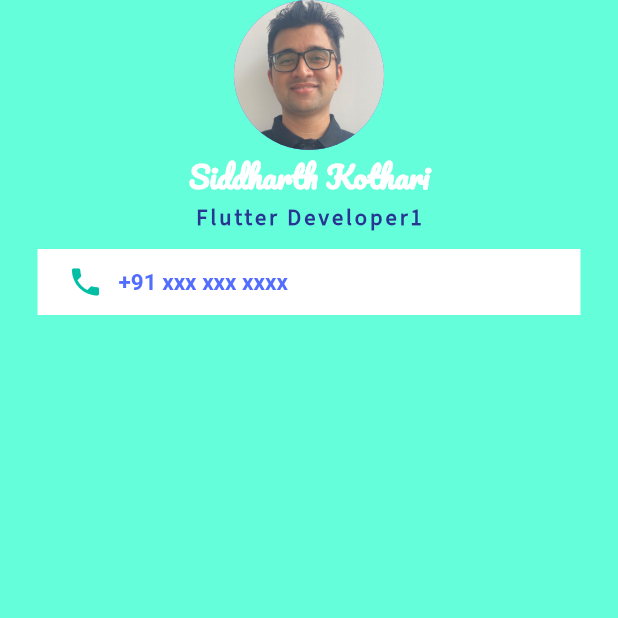
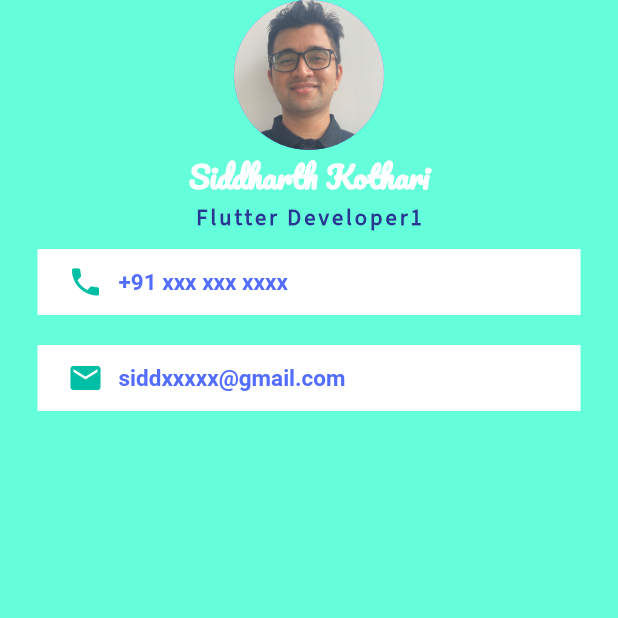
Before and after one commit to siddharth-kothari-spk/Flutter, a Flutter app: the screen it shows after launch, on a phone screen of 412 x 824 dp, the top half of it. Run offline on Flutter 3.47's test engine with Material 2 defaults, Android fonts, the phone set to English and light mode, and no system bars.

Commit message:
adding email field

```diff
--- a/mi_card_flutter-master/lib/main.dart
+++ b/mi_card_flutter-master/lib/main.dart
@@ -59,6 +59,29 @@ class MyApp extends StatelessWidget {
                   )
                 ],
               ),
+            ),
+            Container(
+              color: Colors.white,
+              margin: EdgeInsets.symmetric(vertical: 10, horizontal: 25),
+              padding: EdgeInsets.fromLTRB(20, 10, 20, 10),
+              child: Row(
+                children: [
+                  Icon(
+                    Icons.email,
+                    color: Colors.tealAccent.shade700,
+                  ),
+                  SizedBox(
+                    width: 10,
+                  ),
+                  Text(
+                    'siddxxxxx@gmail.com',
+                    style: TextStyle(
+                        fontSize: 15.0,
+                        fontWeight: FontWeight.bold,
+                        color: Colors.indigoAccent),
+                  )
+                ],
+              ),
             )
           ],
         )),
```
